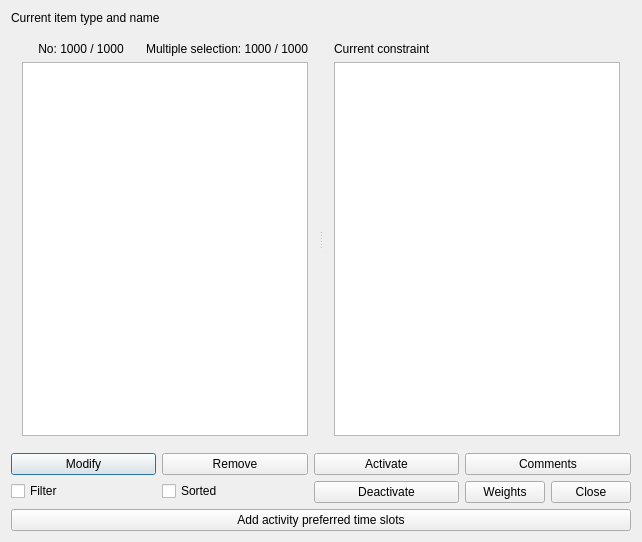
Before: the Qt Designer form fet/src/interface/listofrelatedtimeconstraintsform_template.ui in vonmecheln/fet, drawn with Qt 5.
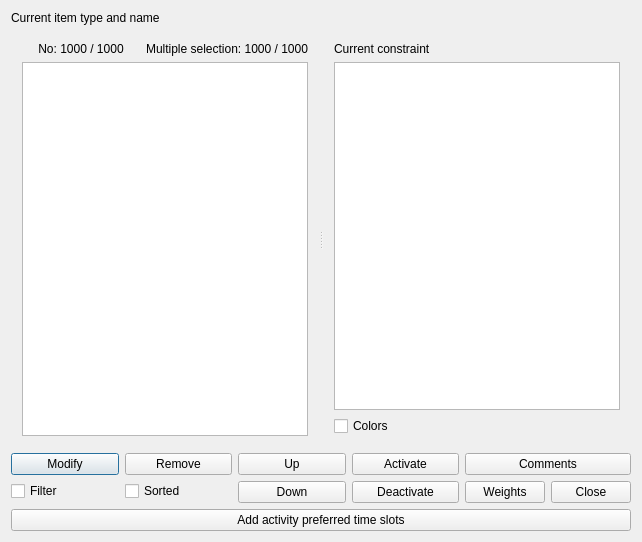
After: the same form once the commit is applied.

What changed in the file:
```diff
--- a/fet/src/interface/listofrelatedtimeconstraintsform_template.ui
+++ b/fet/src/interface/listofrelatedtimeconstraintsform_template.ui
@@ -90,6 +90,13 @@
        <item>
         <widget class="QTextEdit" name="currentConstraintTextEdit"/>
        </item>
+       <item>
+        <widget class="QCheckBox" name="colorsCheckBox">
+         <property name="text">
+          <string>Colors</string>
+         </property>
+        </widget>
+       </item>
       </layout>
      </widget>
     </widget>
@@ -134,6 +141,24 @@
          </item>
         </layout>
        </item>
+       <item>
+        <layout class="QVBoxLayout" name="verticalLayout_8">
+         <item>
+          <widget class="QPushButton" name="moveTimeConstraintUpPushButton">
+           <property name="text">
+            <string comment="It means move the item up in the list">Up</string>
+           </property>
+          </widget>
+         </item>
+         <item>
+          <widget class="QPushButton" name="moveTimeConstraintDownPushButton">
+           <property name="text">
+            <string comment="It means move the item down in the list">Down</string>
+           </property>
+          </widget>
+         </item>
+        </layout>
+       </item>
        <item>
         <layout class="QVBoxLayout" name="verticalLayout_6">
          <item>
```
